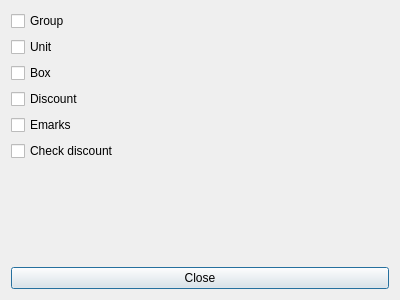
Old version of the form Shop/dlgshowcolumns.ui in the repository End1-1/Cafe5.
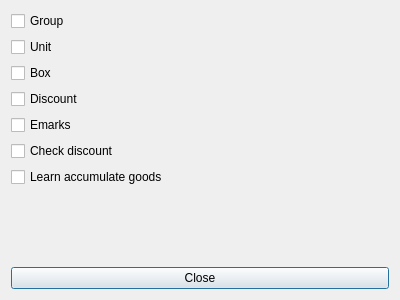
New version of the form.

Patch:
```diff
--- a/Shop/dlgshowcolumns.ui
+++ b/Shop/dlgshowcolumns.ui
@@ -56,6 +56,13 @@
      </property>
     </widget>
    </item>
+   <item>
+    <widget class="QCheckBox" name="chCheckDiscount_2">
+     <property name="text">
+      <string>Learn accumulate goods</string>
+     </property>
+    </widget>
+   </item>
    <item>
     <spacer name="verticalSpacer">
      <property name="orientation">
```
